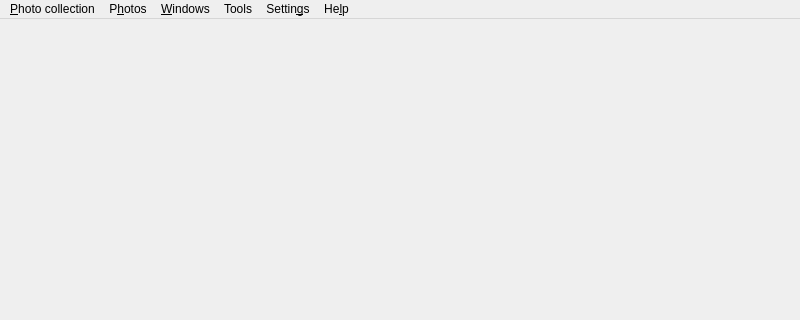
The window that src/gui/desktop/ui/mainwindow.ui (Kicer86/photobroom) describes before a commit, drawn with Qt 5; both pictures show x 0 to 800 and y 0 to 320 of the 800 by 600 pixel window.
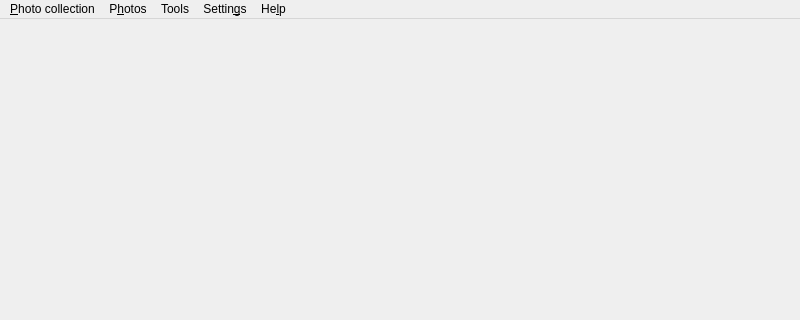
The same window after the commit. Icons and pictures are not drawn.

Commit message: move 'Window' menu responsibility to qml

Patch:
```diff
--- a/src/gui/desktop/ui/mainwindow.ui
+++ b/src/gui/desktop/ui/mainwindow.ui
@@ -70,14 +70,6 @@
     </property>
     <addaction name="actionConfiguration"/>
    </widget>
-   <widget class="QMenu" name="menuWindows">
-    <property name="title">
-     <string>&amp;Windows</string>
-    </property>
-    <addaction name="actionTags_editor"/>
-    <addaction name="actionPhoto_properties"/>
-    <addaction name="actionTasks"/>
-   </widget>
    <widget class="QMenu" name="menuTools">
     <property name="title">
      <string>Tools</string>
@@ -87,7 +79,6 @@
    </widget>
    <addaction name="menuCollection"/>
    <addaction name="menuPhotos"/>
-   <addaction name="menuWindows"/>
    <addaction name="menuTools"/>
    <addaction name="menuSettings"/>
    <addaction name="menuHelp"/>
```
The commit also changes 5 other files.
